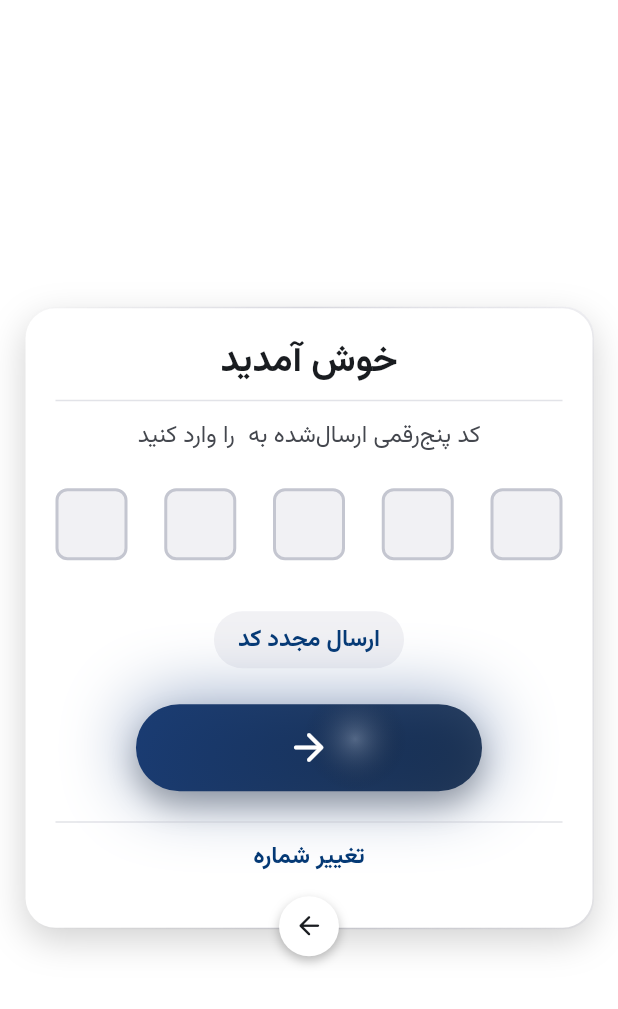
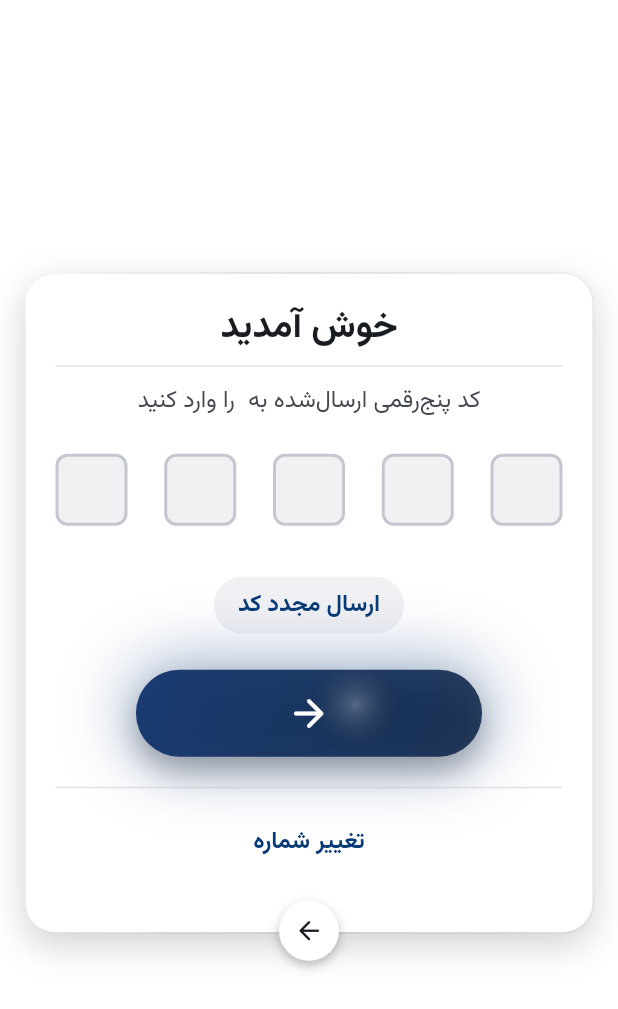
Before and after one commit to alirezatic/address-flutter, a Flutter app: the OtpSheet screen opened directly with empty values, on a phone screen of 412 x 824 dp. Shown: the top 1009 px of the screen. Run offline on Flutter 3.47's test engine with Material 3 defaults, Android fonts, the phone set to English and light mode, and no system bars; drawn by our look-alikes of pin_code_fields; our stand-ins replace camera, country_picker, dio, flutter_map, flutter_secure_storage, go_router and 5 more; accounts and stored records are empty; statements that could not run were skipped.

Commit message:
fix: improve auth and profile interactions

```diff
--- a/lib/features/auth/presentation/screens/otp_sheet.dart
+++ b/lib/features/auth/presentation/screens/otp_sheet.dart
@@ -363,14 +363,18 @@ class _OtpSheetState extends State<OtpSheet> {
                         child: Stack(
                           clipBehavior: Clip.none,
                           children: [
-                            Container(
+                            Padding(
+                              padding: const EdgeInsets.only(bottom: 20),
+                              child: Container(
                                 width: double.infinity,
                                 padding: const EdgeInsets.all(1),
                                 decoration: BoxDecoration(
                                   borderRadius: BorderRadius.circular(20),
                                   gradient: LinearGradient(
                                     colors: [
-                                    colorScheme.surface.withValues(alpha: 0.9),
+                                      colorScheme.surface.withValues(
+                                        alpha: 0.9,
+                                      ),
                                       colorScheme.surfaceContainerHighest,
                                       colorScheme.surfaceContainer.withValues(
                                         alpha: 0.5,
@@ -435,7 +439,9 @@ class _OtpSheetState extends State<OtpSheet> {
                                           keyboardType: TextInputType.number,
                                           inputFormatters: [
                                             FilteringTextInputFormatter.allow(
-                                            RegExp(r'[0-9۰-۹٠-٩]'),
+                                              RegExp(
+                                                '[0-9\u06f0-\u06f9\u0660-\u0669]',
+                                              ),
                                             ),
                                             if (isRtl) PersianDigitFormatter(),
                                           ],
@@ -451,7 +457,8 @@ class _OtpSheetState extends State<OtpSheet> {
                                             ),
                                             fieldHeight: fieldSize,
                                             fieldWidth: fieldSize,
-                                          activeFillColor: colorScheme.surface,
+                                            activeFillColor:
+                                                colorScheme.surface,
                                             inactiveColor:
                                                 colorScheme.outlineVariant,
                                             inactiveFillColor: colorScheme
@@ -497,14 +504,17 @@ class _OtpSheetState extends State<OtpSheet> {
                                           ),
                                           child: Text(
                                             _seconds > 0
-                                              ? localizations.didNotReceiveCode(
+                                                ? localizations
+                                                      .didNotReceiveCode(
                                                         displayTimer,
                                                       )
                                                 : localizations.resendCode,
-                                          style: textTheme.labelLarge?.copyWith(
+                                            style: textTheme.labelLarge
+                                                ?.copyWith(
                                                   fontWeight: FontWeight.bold,
                                                   color: _seconds > 0
-                                                ? colorScheme.onSurfaceVariant
+                                                      ? colorScheme
+                                                            .onSurfaceVariant
                                                       : colorScheme.primary,
                                                 ),
                                           ),
@@ -523,11 +533,29 @@ class _OtpSheetState extends State<OtpSheet> {
                                       const SizedBox(height: 12),
                                       InkWell(
                                         onTap: _handleBack,
+                                        borderRadius: BorderRadius.circular(12),
+                                        child: ConstrainedBox(
+                                          constraints: const BoxConstraints(
+                                            minWidth: 48,
+                                            minHeight: 48,
+                                          ),
+                                          child: Center(
+                                            child: Padding(
+                                              padding:
+                                                  const EdgeInsets.symmetric(
+                                                    horizontal: 12,
+                                                  ),
                                               child: Text(
                                                 localizations.changeNumber,
-                                        style: textTheme.bodyMedium?.copyWith(
-                                          fontWeight: FontWeight.bold,
-                                          color: colorScheme.primary,
+                                                style: textTheme.bodyMedium
+                                                    ?.copyWith(
+                                                      fontWeight:
+                                                          FontWeight.bold,
+                                                      color:
+                                                          colorScheme.primary,
+                                                    ),
+                                              ),
+                                            ),
                                           ),
                                         ),
                                       ),
@@ -535,8 +563,9 @@ class _OtpSheetState extends State<OtpSheet> {
                                   ),
                                 ),
                               ),
+                            ),
                             Positioned(
-                              bottom: -20,
+                              bottom: 0,
                               left: 0,
                               right: 0,
                               child: Center(
```
Also changed, not shown: lib/features/auth/presentation/screens/login_sheet.dart (+8 -3 lines), lib/features/profile/presentation/screens/profile_screen.dart (+10 -3 lines). Lines whose indentation alone changed are shown as unchanged.
